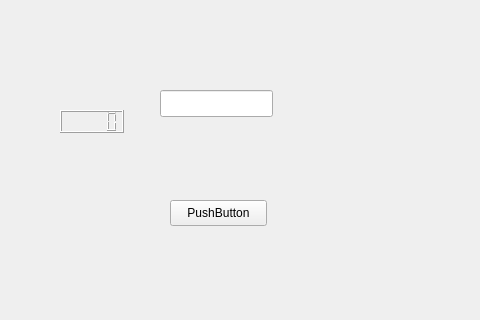
Above: include/widget.ui from wystephen/VisualDemo before the change; both pictures show x 0 to 480 and y 0 to 320 of the 1159 by 824 pixel window. Below: the same form after it.
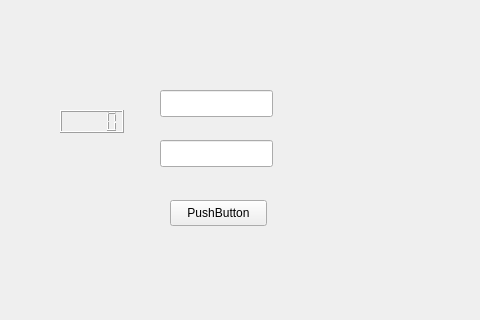
That is the form after the change.

The edit to the form file:
```diff
--- a/include/widget.ui
+++ b/include/widget.ui
@@ -56,6 +56,16 @@
     </rect>
    </property>
   </widget>
+  <widget class="QLineEdit" name="lineEdit_time">
+   <property name="geometry">
+    <rect>
+     <x>160</x>
+     <y>140</y>
+     <width>113</width>
+     <height>27</height>
+    </rect>
+   </property>
+  </widget>
  </widget>
  <resources/>
  <connections/>
```
